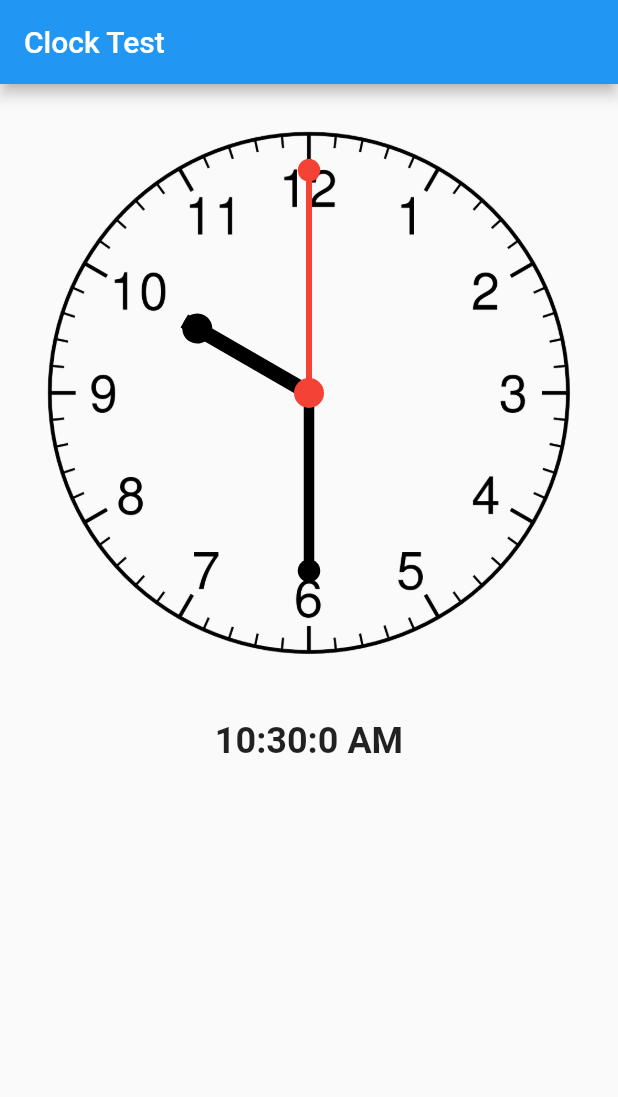
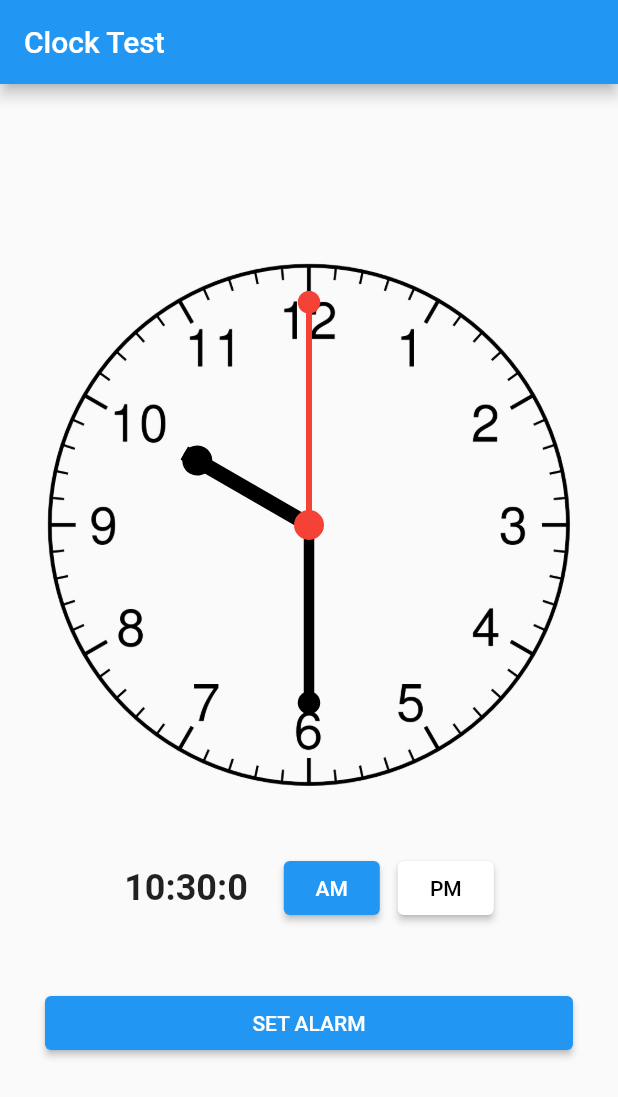
Before and after one commit to gifhary/bibit-test, a Flutter app: the screen it shows after launch, on a phone screen of 412 x 824 dp. Shown: the top 1097 px of the screen. Run offline on Flutter 3.47's test engine with Material 2 defaults, Android fonts, the phone set to English and light mode, and no system bars; our stand-ins replace flutter_local_notifications, fluttertoast, get, timeago, timezone.

```diff
--- a/lib/screen/home_screen.dart
+++ b/lib/screen/home_screen.dart
@@ -18,22 +18,52 @@ class HomeScreen extends StatelessWidget {
             ),
             body: Padding(
               padding: const EdgeInsets.all(30),
-              child: SingleChildScrollView(
               child: Column(
+                mainAxisAlignment: MainAxisAlignment.center,
                 children: [
                   Clock(
                     onTimeUpdate: controller.onTimeUpdate,
                   ),
                   Padding(
                     padding: const EdgeInsets.symmetric(vertical: 42),
-                      child: Text(
-                        '${controller.hour}:${controller.minute}:${controller.second} ${controller.isAm ? 'AM' : 'PM'}',
+                    child: Row(
+                      mainAxisAlignment: MainAxisAlignment.center,
+                      children: [
+                        Text(
+                          '${controller.hour}:${controller.minute}:${controller.second}',
                           style: const TextStyle(
                               fontWeight: FontWeight.bold, fontSize: 24),
                         ),
+                        const SizedBox(width: 24),
+                        ElevatedButton(
+                            style: ElevatedButton.styleFrom(
+                                primary: controller.isAm ? null : Colors.white),
+                            onPressed: () => controller.updateIsAm(true),
+                            child: Text('AM',
+                                style: TextStyle(
+                                    color: controller.isAm
+                                        ? Colors.white
+                                        : Colors.black))),
+                        const SizedBox(width: 12),
+                        ElevatedButton(
+                            style: ElevatedButton.styleFrom(
+                                primary: controller.isAm ? Colors.white : null),
+                            onPressed: () => controller.updateIsAm(false),
+                            child: Text('PM',
+                                style: TextStyle(
+                                    color: controller.isAm
+                                        ? Colors.black
+                                        : Colors.white)))
+                      ],
+                    ),
+                  ),
+                  SizedBox(
+                    width: double.infinity,
+                    child: ElevatedButton(
+                        onPressed: controller.setAlarm,
+                        child: const Text('SET ALARM')),
                   )
                 ],
-                ),
               ),
             ),
           );
```
Also changed, not shown: lib/controller/home_controller.dart (+76 -0 lines), pubspec.yaml (+7 -1 lines), pubspec.lock, 7 other files. Lines whose indentation alone changed are shown as unchanged.
